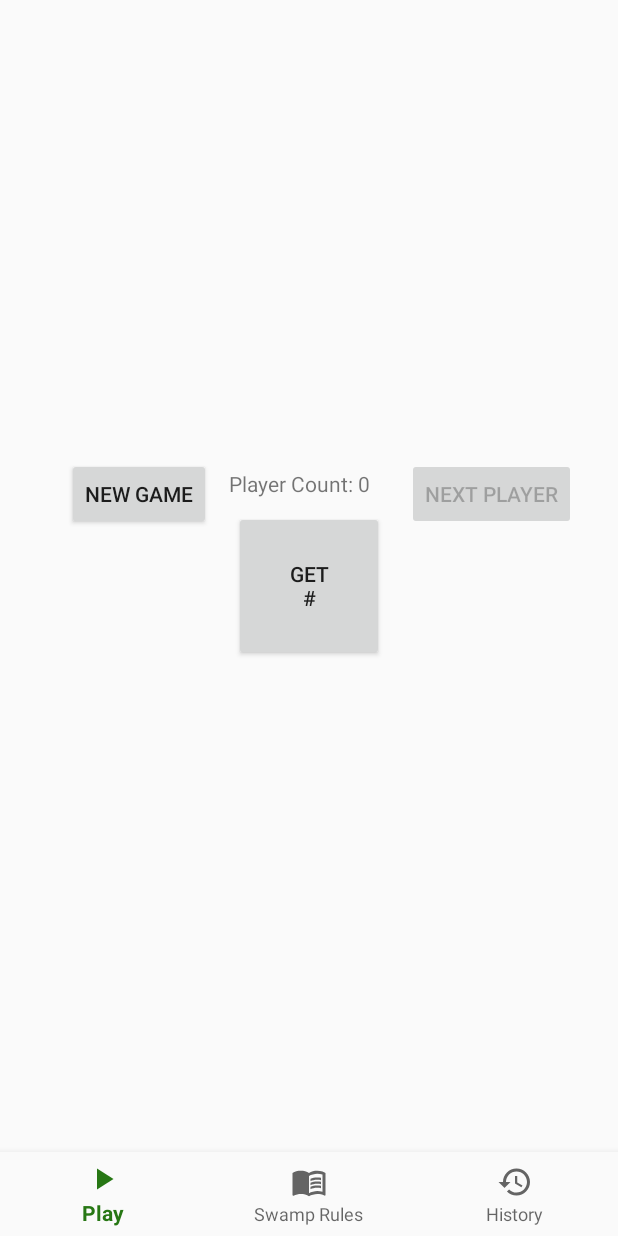
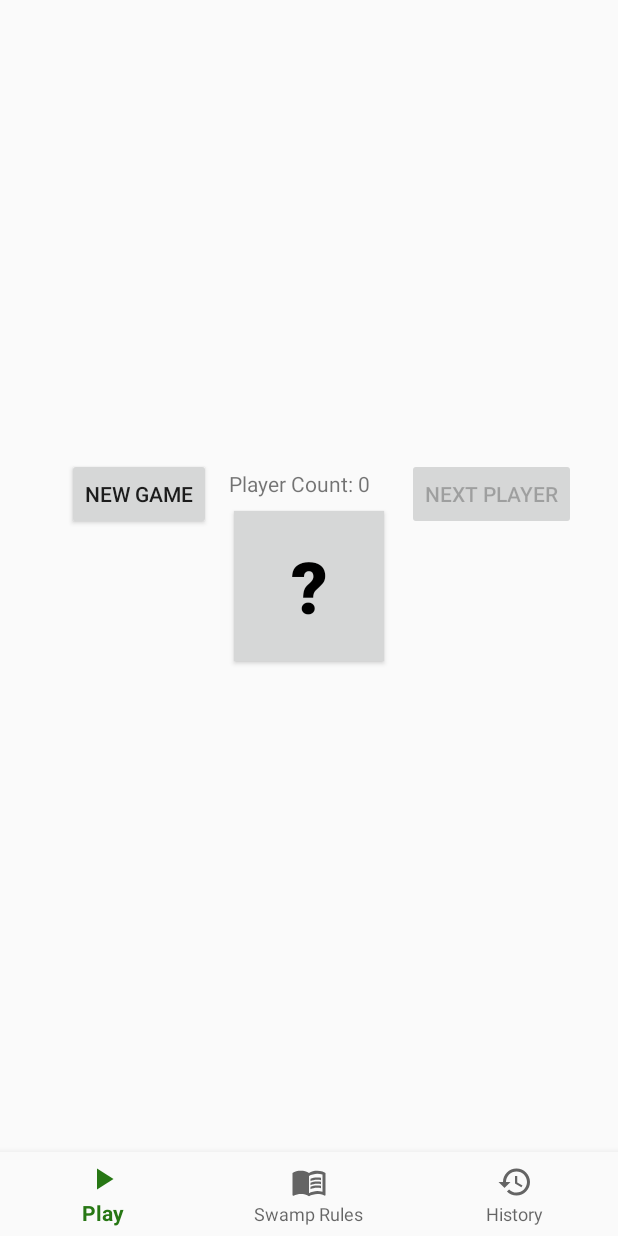
Before and after one commit to henrySwin/swampPool, an Android app: the screen it shows after launch (MainActivity), after a tap on "NEW GAME", on a phone screen of 412 x 824 dp. Run offline under Robolectric (Android 15) with nearby library versions, the phone set to English and light mode, and no system bars; our stand-ins replace navigation-ui; 1 other tap on this screen came first.

Commit message:
Add colours and stylise button

```diff
--- a/app/src/main/res/layout/fragment_play.xml
+++ b/app/src/main/res/layout/fragment_play.xml
@@ -23,6 +23,9 @@
         android:layout_width="100dp"
         android:layout_height="100dp"
         android:text="@string/play_now"
+        android:textColor="@color/colorBlack"
+        android:textSize="48sp"
+        android:textStyle="bold"
         app:layout_constraintBottom_toBottomOf="parent"
         app:layout_constraintEnd_toEndOf="parent"
         app:layout_constraintHorizontal_bias="0.5"
--- a/app/src/main/res/values/colors.xml
+++ b/app/src/main/res/values/colors.xml
@@ -1,6 +1,29 @@
 <?xml version="1.0" encoding="utf-8"?>
 <resources>
-    <color name="colorPrimary">#277714</color>
-    <color name="colorPrimaryDark">#36594A</color>
-    <color name="colorAccent">#03DAC5</color>
+    <color name="colorPrimary">
+        #277714</color>
+    <color name="colorPrimaryDark">
+        #36594A</color>
+    <color name="colorAccent">
+        #03DAC5</color>
+    <color name="colorDefaultGrey">
+        #D6D7D7</color>
+    <color name="colorBlack">
+        #000000</color>
+    <color name="colorWhite">
+        #FFFFFF</color>
+    <color name="colorYellow">
+        #FFDB58</color>
+    <color name="colorBlue">
+        #0000FF</color>
+    <color name="colorRed">
+        #FF0000</color>
+    <color name="colorPurple">
+        #663399</color>
+    <color name="colorOrange">
+        #FF5E13</color>
+    <color name="colorGreen">
+        #0A5D00</color>
+    <color name="colorBrown">
+        #891C1F</color>
 </resources>
--- a/app/src/main/res/values/strings.xml
+++ b/app/src/main/res/values/strings.xml
@@ -11,7 +11,7 @@
 
     <string name="new_game">New Game</string>
 
-    <string name="play_now">Get\n#</string>
+    <string name="play_now">\?</string>
     <string name="no_balls">No\nBalls\nLeft</string>
 
     <string name="next_player">Next Player</string>
```
Also changed, not shown: app/src/main/java/com/example/swamppool/ui/play/PlayFragment.kt (+34 -2 lines).
